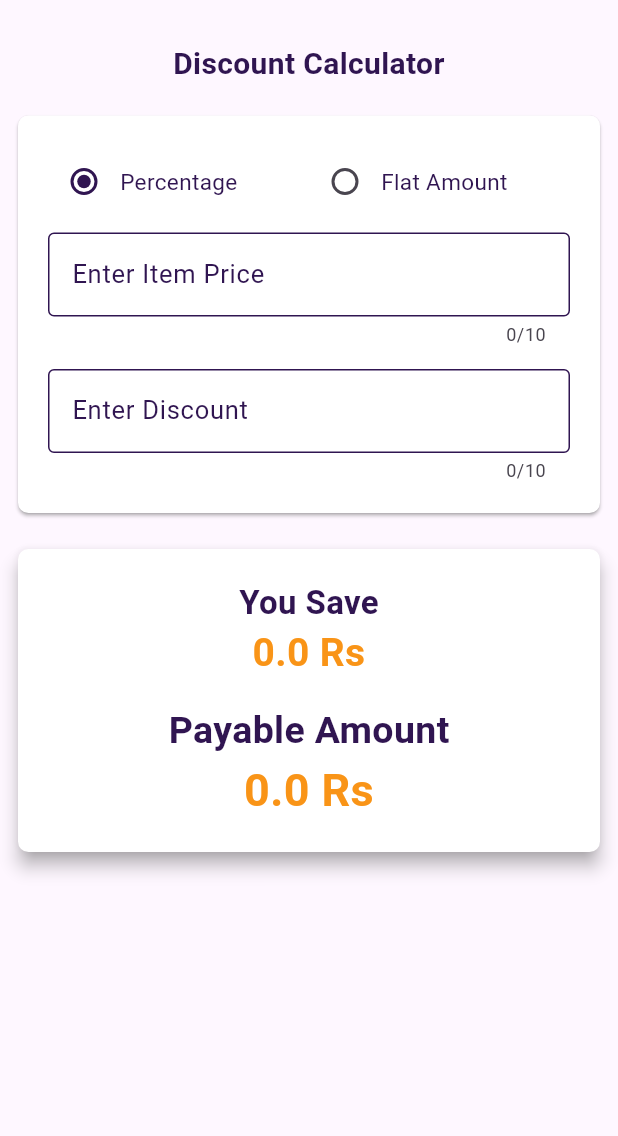
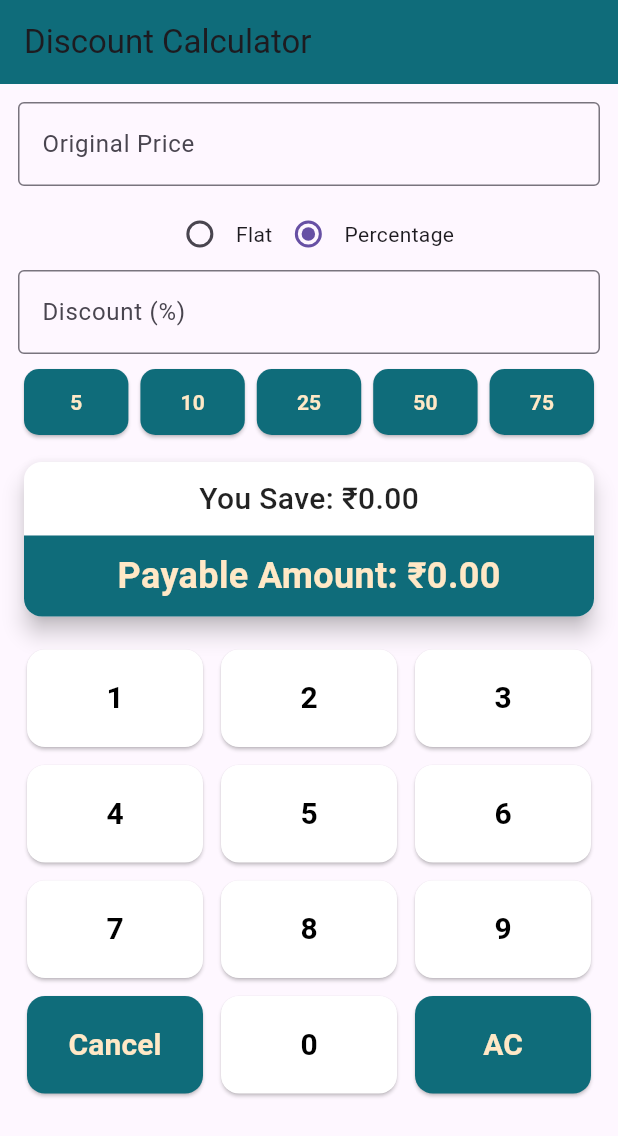
Before and after one commit to dhruvashastri12/Discount_Calc_Flutter, a Flutter app: the screen it shows after launch, on a phone screen of 412 x 824 dp. Shown: the top 1136 px of the screen. Run offline on Flutter 3.47's test engine with Material 3 defaults, Android fonts, the phone set to English and light mode, and no system bars.

Commit message:
Updated UI with onscreen keyboard

```diff
--- /dev/null
+++ b/lib/screens/discount_calculator_screen.dart
@@ -0,0 +1,254 @@
+import 'package:flutter/material.dart';
+import 'package:flutter/services.dart';
+
+class DiscountCalculatorScreen extends StatefulWidget {
+  const DiscountCalculatorScreen({Key? key}) : super(key: key);
+
+  @override
+  State<DiscountCalculatorScreen> createState() => _DiscountCalculatorScreenState();
+}
+
+class _DiscountCalculatorScreenState extends State<DiscountCalculatorScreen> {
+  final TextEditingController originalPriceController = TextEditingController();
+  final TextEditingController discountController = TextEditingController();
+
+  bool isEditingOriginal = true;
+  bool isPercentage = true; // radio selection
+  String displayValue = '';
+  double discount = 0.0, finalPrice = 0.0, savedAmount = 0.0;
+
+  // final Color accentText = const Color(0xFF544A7D);
+  // static const Color accentBg = Color(0xFFCFD468);
+
+  // final Color accentText = const Color(0xFF394C47);
+  // static const Color accentBg = Color(0xFFFACCBE);
+
+  final Color accentText = const Color(0xFFFFE8C6);
+  static const Color accentBg = Color(0xFF0F6C7A);
+
+  void _calculate() {
+    final originalPrice = double.tryParse(originalPriceController.text) ?? 0.0;
+    final discountValue = double.tryParse(discountController.text) ?? 0.0;
+
+    if (originalPrice <= 0 || discountValue < 0) {
+      savedAmount = 0;
+      finalPrice = originalPrice;
+      setState(() {});
+      return;
+    }
+
+    if (isPercentage) {
+      savedAmount = (originalPrice * discountValue) / 100;
+    } else {
+      savedAmount = discountValue.clamp(0, originalPrice);
+    }
+    finalPrice = originalPrice - savedAmount;
+    setState(() {});
+  }
+
+  void _onKeyTap(String value) {
+    setState(() {
+      if (value == 'AC') {
+        displayValue = '';
+        originalPriceController.clear();
+        discountController.clear();
+        savedAmount = 0;
+        finalPrice = 0;
+        FocusScope.of(context).unfocus();
+        isEditingOriginal = true;
+        return;
+      }
+      if (value == 'Cancel') {
+        if (displayValue.isNotEmpty) displayValue = displayValue.substring(0, displayValue.length - 1);
+      } else if (RegExp(r'^\d$').hasMatch(value)) {
+        displayValue += value;
+      }
+
+      final controller = isEditingOriginal ? originalPriceController : discountController;
+      controller.text = displayValue;
+      _calculate();
+    });
+  }
+
+  Widget _buildKey(String label, {Color? bg, Color? fg}) => Expanded(
+    child: Padding(
+      padding: const EdgeInsets.all(6),
+      child: ElevatedButton(
+        onPressed: () => _onKeyTap(label),
+        style: ElevatedButton.styleFrom(
+          backgroundColor: bg ?? Colors.white,
+          foregroundColor: fg ?? Colors.black,
+          shape: RoundedRectangleBorder(borderRadius: BorderRadius.circular(12)),
+          padding: const EdgeInsets.symmetric(vertical: 18),
+        ),
+        child: Text(label, style: const TextStyle(fontSize: 20, fontWeight: FontWeight.bold)),
+      ),
+    ),
+  );
+
+  Widget _numPadRow(List<String> keys) =>
+      Row(children: keys.map((k) => _buildKey(k, bg: (k == 'AC' || k == 'Cancel') ? accentBg : null, fg: (k == 'AC' || k == 'Cancel') ? accentText : null)).toList());
+
+  @override
+  Widget build(BuildContext context) {
+    return Scaffold(
+      appBar: AppBar(title: const Text("Discount Calculator"), backgroundColor: accentBg),
+      body: SingleChildScrollView(
+        padding: const EdgeInsets.all(12),
+        child: Column(
+          children: [
+            // 🔹 Original Price
+            TextField(
+              controller: originalPriceController,
+              maxLength: 10,
+              decoration: const InputDecoration(labelText: "Original Price", border: OutlineInputBorder(), counterText: ""),
+              readOnly: true,
+              onTap: () => setState(() {
+                isEditingOriginal = true;
+                displayValue = originalPriceController.text;
+              }),
+            ),
+            const SizedBox(height: 8),
+
+            // 🔹 Flat / Percentage toggle — now recalculates on change
+            Row(
+              mainAxisAlignment: MainAxisAlignment.center,
+              children: [
+                Row(
+                  children: [
+                    Radio<bool>(
+                      value: false,
+                      groupValue: isPercentage,
+                      onChanged: (v) {
+                        setState(() {
+                          isPercentage = v ?? true;
+                        });
+                        _calculate(); // ✅ Added recalculation here
+                      },
+                    ),
+                    const Text("Flat"),
+                  ],
+                ),
+                Row(
+                  children: [
+                    Radio<bool>(
+                      value: true,
+                      groupValue: isPercentage,
+                      onChanged: (v) {
+                        setState(() {
+                          isPercentage = v ?? true;
+                        });
+                        _calculate(); // ✅ Added recalculation here
+                      },
+                    ),
+                    const Text("Percentage"),
+                  ],
+                ),
+              ],
+            ),
+
+            // 🔹 Discount input
+            TextField(
+              controller: discountController,
+              maxLength: 6,
+              decoration: InputDecoration(
+                labelText: isPercentage ? "Discount (%)" : "Discount (₹)",
+                border: const OutlineInputBorder(),
+                counterText: "",
+              ),
+              readOnly: true,
+              onTap: () => setState(() {
+                isEditingOriginal = false;
+                displayValue = discountController.text;
+              }),
+            ),
+            const SizedBox(height: 8),
+
+            // 🔹 Discount quick buttons (work for both Flat and Percentage)
+            Row(
+              mainAxisAlignment: MainAxisAlignment.spaceEvenly,
+              children: [5, 10, 25, 50, 75].map((e) {
+                return Expanded(
+                  child: Padding(
+                    padding: const EdgeInsets.symmetric(horizontal: 4),
+                    child: ElevatedButton(
+                      style: ElevatedButton.styleFrom(
+                        backgroundColor: accentBg,
+                        foregroundColor: accentText,
+                        shape: RoundedRectangleBorder(
+                          borderRadius: BorderRadius.circular(10),
+                        ),
+                        padding: const EdgeInsets.symmetric(vertical: 12),
+                      ),
+                      onPressed: () {
+                        setState(() {
+                          discountController.text = e.toString();
+                          displayValue = e.toString();
+                        });
+                        _calculate(); // ✅ Always recalculate for both Flat and Percentage
+                      },
+                      child: Text(
+                        "$e",
+                        style: const TextStyle(
+                          fontSize: 14,
+                          fontWeight: FontWeight.w600,
+                        ),
+                      ),
+                    ),
+                  ),
+                );
+              }).toList(),
+            ),
+
+            const SizedBox(height: 12),
+
+            // 🔹 Result card
+            Card(
+              shape: RoundedRectangleBorder(borderRadius: BorderRadius.circular(12)),
+              elevation: 6,
+              child: Column(
+                children: [
+                  Container(
+                    decoration: const BoxDecoration(
+                      color: Colors.white,
+                      borderRadius: BorderRadius.vertical(top: Radius.circular(12)),
+                    ),
+                    padding: const EdgeInsets.symmetric(vertical: 10),
+                    width: double.infinity,
+                    child: Center(
+                      child: Text("You Save: ₹${savedAmount.toStringAsFixed(2)}",
+                          style: TextStyle(color: Colors.black87, fontSize: 20, fontWeight: FontWeight.w500)),
+                    ),
+                  ),
+                  Container(
+                    decoration: BoxDecoration(
+                      color: accentBg,
+                      borderRadius: const BorderRadius.vertical(bottom: Radius.circular(12)),
+                    ),
+                    padding: const EdgeInsets.symmetric(vertical: 10),
+                    width: double.infinity,
+                    child: Center(
+                      child: Text("Payable Amount: ₹${finalPrice.toStringAsFixed(2)}",
+                          style: TextStyle(color: accentText, fontSize: 24, fontWeight: FontWeight.bold)),
+                    ),
+                  ),
+                ],
+              ),
+            ),
+            const SizedBox(height: 12),
+
+            // 🔹 Keypad
+            Column(
+              children: [
+                _numPadRow(['1', '2', '3']),
+                _numPadRow(['4', '5', '6']),
+                _numPadRow(['7', '8', '9']),
+                _numPadRow(['Cancel', '0', 'AC']),
+              ],
+            ),
+          ],
+        ),
+      ),
+    );
+  }
+}
--- a/lib/screens/home/calculator_body.dart
+++ b/lib/screens/home/calculator_body.dart
@@ -100,7 +100,7 @@ class _CalculatorBodyState extends State<CalculatorBody> {
                     discountValueError: discountValueError,
                     label: Strings.TFLabelDiscount,
                     controller: itemDiscountController,
-                    maxLength: 10,
+                    maxLength: 2,
                     onClearPressed: () {
                       debugPrint('ON CLEAR CLICKED discount');
                       itemDiscountController.clear();
--- a/lib/screens/home_page.dart
+++ b/lib/screens/home_page.dart
@@ -1,4 +1,6 @@
-import 'package:discount_calc_new/screens/home/calculator_body.dart';
+// import 'package:discount_calc_new/screens/.dart';
+import 'package:discount_calc_new/screens/discount_calculator_screen.dart';
+// import 'package:discount_calc_new/screens/home/calculator_body.dart';
 import 'package:flutter/material.dart';
 
 class HomePage extends StatelessWidget {
@@ -8,7 +10,9 @@ class HomePage extends StatelessWidget {
   Widget build(BuildContext context) {
     return const Scaffold(
       // backgroundColor: mainBackScaffoldColor,
-      body:  CalculatorBody(),
+      // body:  CalculatorBody(),
+        body:  DiscountCalculatorScreen(),
+
     );
   }
 }
--- a/pubspec.yaml
+++ b/pubspec.yaml
@@ -4,7 +4,7 @@ description: "A percentage and flat discount calculator flutter project."
 # Prevent accidental publishing to pub.dev.
 publish_to: 'none'
 
-version: 1.0.0+2
+version: 1.0.2+2
 
 environment:
   sdk: '>=3.2.3 <4.0.0'
```
Also changed, not shown: 3 other files.
